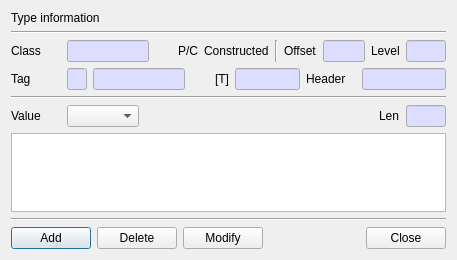
Above: BerEditor/edit_value_dlg.ui from jykim74/BerEditor before the change. Below: the same form after it.
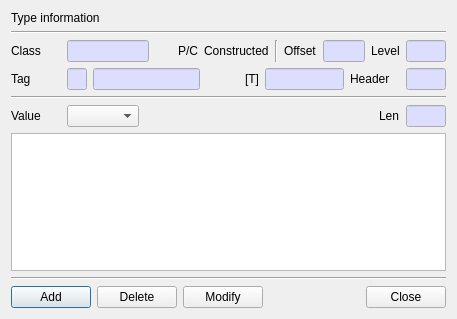
That is the form after the change.

Diff of the .ui file:
```diff
--- a/BerEditor/edit_value_dlg.ui
+++ b/BerEditor/edit_value_dlg.ui
@@ -7,7 +7,7 @@
     <x>0</x>
     <y>0</y>
     <width>457</width>
-    <height>260</height>
+    <height>319</height>
    </rect>
   </property>
   <property name="windowTitle">
@@ -393,7 +393,7 @@
       <widget class="QLineEdit" name="mTagBitText">
        <property name="minimumSize">
         <size>
-         <width>60</width>
+         <width>70</width>
          <height>0</height>
         </size>
        </property>
@@ -468,7 +468,7 @@
        </property>
        <property name="maximumSize">
         <size>
-         <width>100</width>
+         <width>40</width>
          <height>16777215</height>
         </size>
        </property>
```
